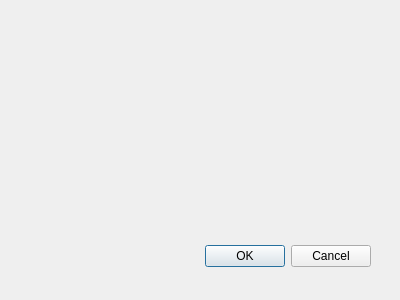
BlockchainVotingOrganisation/bvs_gui, file ballotformwidget.ui: the form before one commit.
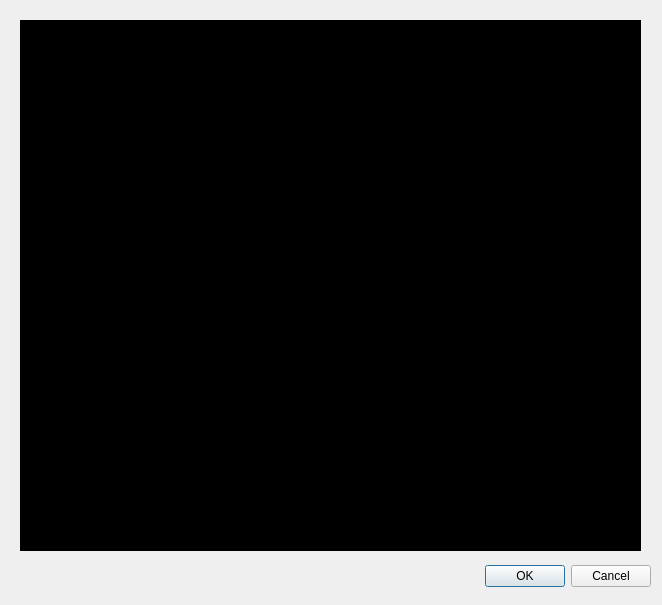
The form after the commit.

```diff
--- a/ballotformwidget.ui
+++ b/ballotformwidget.ui
@@ -6,8 +6,8 @@
    <rect>
     <x>0</x>
     <y>0</y>
-    <width>400</width>
-    <height>300</height>
+    <width>662</width>
+    <height>605</height>
    </rect>
   </property>
   <property name="windowTitle">
@@ -16,8 +16,8 @@
   <widget class="QDialogButtonBox" name="buttonBox">
    <property name="geometry">
     <rect>
-     <x>30</x>
-     <y>240</y>
+     <x>310</x>
+     <y>560</y>
      <width>341</width>
      <height>32</height>
     </rect>
@@ -29,6 +29,20 @@
     <set>QDialogButtonBox::Cancel|QDialogButtonBox::Ok</set>
    </property>
   </widget>
+  <widget class="QPlainTextEdit" name="plainTextEdit">
+   <property name="geometry">
+    <rect>
+     <x>20</x>
+     <y>20</y>
+     <width>621</width>
+     <height>531</height>
+    </rect>
+   </property>
+   <property name="styleSheet">
+    <string notr="true">background:black;
+color:white;</string>
+   </property>
+  </widget>
  </widget>
  <resources/>
  <connections>
```
Left out of the diff: 2 changed lines with no effect on the pictures.
